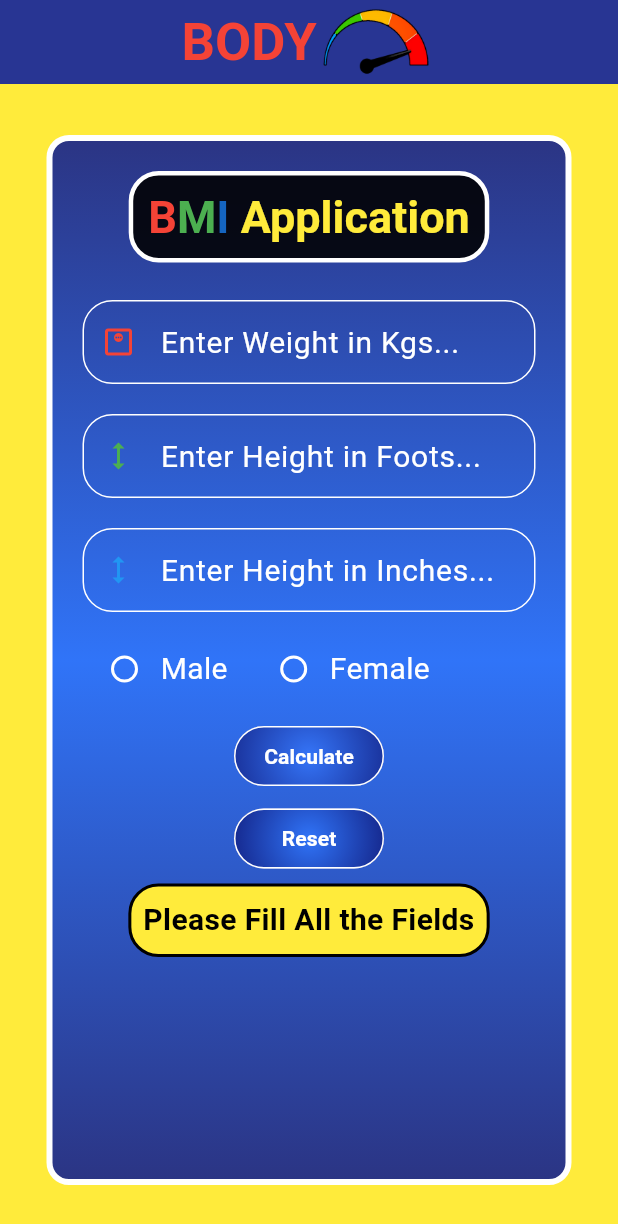
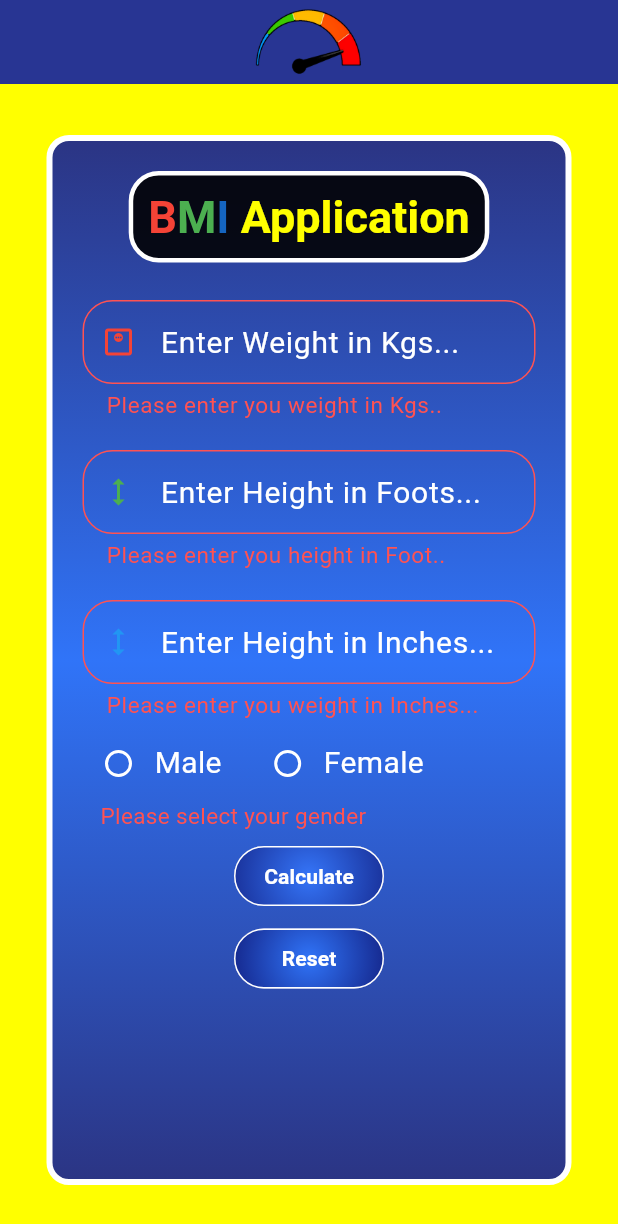
Before and after one commit to Raja-Soni/Body_Mass_Index_Flutter_Application, a Flutter app: the screen it shows after launch, after a tap on "Calculate", on a phone screen of 412 x 824 dp. Shown: the top 1224 px of the screen. Run offline on Flutter 3.47's test engine with Material 3 defaults, Android fonts, the phone set to English and light mode, and no system bars; drawn by our look-alikes of animated_text_kit; our stand-ins replace page_transition; Roboto replaces fonts that are missing (titleFontType).

Commit message:
removed TextFields and used Form with CustomTextFormField created custom form text field, removed redundant code, Added Animation functionality of Logo on tap and stop immediately when click on reset button. minor UI changes

```diff
--- a/lib/custom_widgets/custom_input_text_field.dart
+++ b/lib/custom_widgets/custom_input_text_field.dart
@@ -1,58 +1,62 @@
 import 'package:flutter/material.dart';
 
-class CustomTextField extends StatelessWidget {
+class CustomFormTextField extends StatelessWidget {
   final Color textColor;
   final String hintText;
   final Color hintTextColor;
   final double hintTextSize;
-  final TextEditingController control;
   final TextInputType inputType;
   final Color cursorColor;
   final double borderRadius;
   final double borderWidth;
-  final Color borderColor;
   final Color enabledBorderColor;
   final Color focusedBorderColor;
+  final Color focusedErrorBorderColor;
+  final Color errorBorderColor;
+  final double errorTextSize;
+  final Color errorTextColor;
   final double focusedBorderWidth;
   final Icon icon;
   final Color iconColor;
+  final FormFieldValidator<String>? validate;
+  final FormFieldValidator<String>? savedValue;
 
-
-  const CustomTextField(
-  {super.key,
-    required this.control,
+  const CustomFormTextField({
+    super.key,
     required this.hintText,
     this.textColor = Colors.white,
     this.hintTextColor = Colors.white,
     this.hintTextSize = 20,
     this.inputType = TextInputType.number,
     this.cursorColor = Colors.white,
-    this.borderColor = Colors.white,
     this.borderRadius = 20,
     this.borderWidth = 1,
     this.enabledBorderColor = Colors.white,
     this.focusedBorderColor = Colors.green,
+    this.focusedErrorBorderColor = Colors.redAccent,
+    this.errorBorderColor = Colors.redAccent,
+    this.errorTextSize = 15,
+    this.errorTextColor = Colors.redAccent,
     this.focusedBorderWidth = 2,
     required this.icon,
     this.iconColor = Colors.white,
+    required this.validate,
+    required this.savedValue,
   });
-
 
   @override
   Widget build(BuildContext context) {
-    return TextField(
+    return TextFormField(
+      validator: validate,
+      onSaved: savedValue,
       style: TextStyle(color: textColor),
-        controller: control,
-        keyboardType:inputType, cursorColor: cursorColor,
+      keyboardType: inputType,
+      cursorColor: cursorColor,
       decoration: InputDecoration(
         prefixIcon: icon,
         prefixIconColor: iconColor,
         labelText: hintText,
-          labelStyle: TextStyle(
-              color: hintTextColor,
-              fontSize: hintTextSize,
-            )
-          ,
+        labelStyle: TextStyle(color: hintTextColor, fontSize: hintTextSize),
         focusedBorder: OutlineInputBorder(
           borderSide: BorderSide(
             width: focusedBorderWidth,
@@ -61,13 +65,22 @@
           borderRadius: BorderRadius.circular(borderRadius),
         ),
         enabledBorder: OutlineInputBorder(
+          borderSide: BorderSide(width: borderWidth, color: enabledBorderColor),
+          borderRadius: BorderRadius.circular(borderRadius),
+        ),
+        errorBorder: OutlineInputBorder(
+          borderRadius: BorderRadius.circular(borderRadius),
+          borderSide: BorderSide(width: borderWidth, color: errorBorderColor),
+        ),
+        focusedErrorBorder: OutlineInputBorder(
           borderSide: BorderSide(
-              width: borderWidth,
-              color: enabledBorderColor,
+            width: focusedBorderWidth,
+            color: focusedErrorBorderColor,
           ),
           borderRadius: BorderRadius.circular(borderRadius),
         ),
-        )
+        errorStyle: TextStyle(fontSize: errorTextSize, color: errorTextColor),
+      ),
     );
   }
 }
--- a/lib/main.dart
+++ b/lib/main.dart
@@ -1,7 +1,8 @@
 import 'package:animated_text_kit/animated_text_kit.dart';
-import 'package:bmiapp/custom_widgets/custom_input_text_field.dart';
 import 'package:bmiapp/splash_screen.dart';
 import 'package:flutter/material.dart';
+
+import 'custom_widgets/custom_input_text_field.dart';
 
 void main() {
   runApp(const MyApp());
@@ -9,16 +10,13 @@
 
 class MyApp extends StatelessWidget {
   const MyApp({super.key});
-  // This widget is the root of your application.
   @override
   Widget build(BuildContext context) {
     return MaterialApp(
       title: 'BMI Application',
       debugShowCheckedModeBanner: false,
       theme: ThemeData(primarySwatch: Colors.blue),
-      home:
-          // MyHomePage(),
-          SplashScreen(),
+      home: SplashScreen(),
     );
   }
 }
@@ -30,9 +28,6 @@
 }
 
 class MyHomePageState extends State<MyHomePage> {
-  var footHeightCont = TextEditingController();
-  var inchHeightCont = TextEditingController();
-  var weightCont = TextEditingController();
   var bmiResult = '';
   Color bgColor = Colors.indigo.shade500;
   Color chngColor = Colors.white;
@@ -53,6 +48,11 @@
   var gender = ['male', 'female'];
 
   bool showTitileAnimation = false;
+
+  int givenWeight = 0;
+  int givenFoots = 0;
+  int givenInches = 0;
+  final formKey = GlobalKey<FormState>();
   @override
   void initState() {
     super.initState();
@@ -62,15 +62,30 @@
     });
   }
 
-  @override
-  void dispose() {
-    weightCont.dispose();
-    footHeightCont.dispose();
-    inchHeightCont.dispose();
-    super.dispose();
+  bool showLogo = false;
+  void validationAnimation() {
+    bgColor = Colors.yellowAccent;
+    chngColor = Colors.black;
+    imageIndex = 0;
+    cautionBGColor = Colors.yellowAccent;
+    bmiResult = "";
+    imageIndex = 0;
+    setState(() {});
   }
 
-  bool showLogo = false;
+  void resetApp() {
+    setState(() {
+      bmiResult = "";
+      imageIndex = 0;
+      bgColor = Colors.indigo.shade500;
+      chngColor = Colors.white;
+      cautionBGColor = bgColor;
+      formKey.currentState!.reset();
+      selectedGenderValue = "";
+      showLogo = true;
+      showTitileAnimation = false;
+    });
+  }
 
   @override
   Widget build(BuildContext context) {
@@ -119,15 +134,24 @@
                   totalRepeatCount: 1,
                   onFinished: () {
                     showLogo = true;
+                    showTitileAnimation = false;
                     setState(() {});
                   },
                 ),
               if (showLogo == true)
-                Image.asset(
+                InkWell(
+                  splashColor: Colors.grey.shade800,
+                  onTap: () {
+                    showLogo = false;
+                    showTitileAnimation = true;
+                    setState(() {});
+                  },
+                  child: Image.asset(
                     "assets/images/bmi_logo.png",
                     height: 50,
                     width: 80,
                     fit: BoxFit.fill,
+                  ),
                 ),
             ],
           ),
@@ -198,33 +222,114 @@
                         ),
                       ),
                       SizedBox(height: 25),
-                      CustomTextField(
-                        control: weightCont,
+                      Form(
+                        key: formKey,
+                        child: Column(
+                          children: [
+                            CustomFormTextField(
+                              validate: (value) {
+                                if (value!.isEmpty) {
+                                  validationAnimation();
+                                  return "Please enter you weight in Kgs..";
+                                } else if (RegExp(
+                                  r'[a-zA-Z]',
+                                ).hasMatch(value)) {
+                                  validationAnimation();
+                                  return "Only numbers are allowed.";
+                                }
+                                int val = int.parse(value.toString().trim());
+                                if (val <= 2) {
+                                  validationAnimation();
+                                  return "Weight should be more than 2 kg";
+                                } else {
+                                  return null;
+                                }
+                              },
+                              savedValue: (value) {
+                                givenWeight = int.parse(value!.trim());
+                                return null;
+                              },
                               hintText: "Enter Weight in Kgs...",
                               icon: Icon(Icons.monitor_weight_outlined),
                               iconColor: Colors.red,
                             ),
                             SizedBox(height: 20),
-                      CustomTextField(
-                        control: footHeightCont,
+                            CustomFormTextField(
+                              validate: (value) {
+                                if (value!.isEmpty) {
+                                  validationAnimation();
+                                  return "Please enter you height in Foot..";
+                                } else if (RegExp(
+                                  r'[a-zA-Z]',
+                                ).hasMatch(value)) {
+                                  validationAnimation();
+                                  return "Only numbers are allowed.";
+                                }
+                                int val = int.parse(value.trim());
+                                if (val <= 2) {
+                                  validationAnimation();
+                                  return "Height should be more than 2 foot";
+                                } else {
+                                  return null;
+                                }
+                              },
+                              savedValue: (value) {
+                                givenFoots = int.parse(value!.trim());
+                                return null;
+                              },
                               hintText: "Enter Height in Foots...",
                               icon: Icon(Icons.height),
                               iconColor: Colors.green,
                             ),
                             SizedBox(height: 20),
-                      CustomTextField(
-                        control: inchHeightCont,
+                            CustomFormTextField(
+                              validate: (value) {
+                                if (value!.isEmpty) {
+                                  validationAnimation();
+                                  return "Please enter you weight in Inches...";
+                                } else if (RegExp(
+                                  r'[a-zA-Z]',
+                                ).hasMatch(value)) {
+                                  validationAnimation();
+                                  return "Only numbers are allowed.";
+                                }
+                                int val = int.parse(value.trim());
+                                if (val < 0) {
+                                  return "Only positive numbers are allowed.";
+                                } else {
+                                  return null;
+                                }
+                              },
+                              savedValue: (value) {
+                                givenInches = int.parse(value!.trim());
+                                return null;
+                              },
                               hintText: "Enter Height in Inches...",
                               icon: Icon(Icons.height),
                               iconColor: Colors.blue,
                             ),
-                      SizedBox(height: 10),
-                      Padding(
-                        padding: EdgeInsets.all(4),
-                        child: Row(
+                            SizedBox(height: 5),
+                            FormField(
+                              initialValue: selectedGenderValue,
+                              validator: (value) {
+                                if (selectedGenderValue.isEmpty) {
+                                  validationAnimation();
+                                  return "Please select your gender";
+                                } else {
+                                  return null;
+                                }
+                              },
+                              builder: (field) {
+                                return Column(
+                                  crossAxisAlignment: CrossAxisAlignment.start,
+                                  mainAxisSize: MainAxisSize.min,
+                                  children: [
+                                    Row(
                                       children: [
                                         Radio(
-                              fillColor: WidgetStatePropertyAll(Colors.white),
+                                          fillColor: WidgetStatePropertyAll(
+                                            Colors.white,
+                                          ),
                                           overlayColor: WidgetStatePropertyAll(
                                             Colors.green,
                                           ),
@@ -233,7 +338,8 @@
                                           onChanged: (value) {
                                             setState(() {
                                               // gender[0].toString(); value will be assigned to genderGroupValue which was initially empty string
-                                  selectedGenderValue = value.toString();
+                                              selectedGenderValue = value
+                                                  .toString();
                                             });
                                           },
                                         ),
@@ -246,7 +352,9 @@
                                         ),
                                         SizedBox(width: 20),
                                         Radio(
-                              fillColor: WidgetStatePropertyAll(Colors.white),
+                                          fillColor: WidgetStatePropertyAll(
+                                            Colors.white,
+                                          ),
                                           overlayColor: WidgetStatePropertyAll(
                                             Colors.green,
                                           ),
@@ -255,7 +363,8 @@
                                           onChanged: (value) {
                                             setState(() {
                                               // gender[1].toString(); value will be assigned to genderGroupValue which was initially empty string
-                                  selectedGenderValue = value.toString();
+                                              selectedGenderValue = value
+                                                  .toString();
                                             });
                                           },
                                         ),
@@ -268,6 +377,23 @@
                                         ),
                                       ],
                                     ),
+                                    if (field.hasError)
+                                      Padding(
+                                        padding: const EdgeInsets.only(
+                                          left: 12.0,
+                                        ),
+                                        child: Text(
+                                          textAlign: TextAlign.center,
+                                          field.errorText ?? '',
+                                          style: TextStyle(
+                                            fontSize: 15,
+                                            color: Colors.redAccent,
+                                          ),
+                                        ),
+                                      ),
+                                  ],
+                                );
+                              },
                             ),
                             SizedBox(height: 10),
                             SizedBox(
@@ -276,13 +402,19 @@
                               child: Material(
                                 shape: RoundedRectangleBorder(
                                   borderRadius: BorderRadius.circular(20),
-                            side: BorderSide(color: Colors.white, width: 1),
+                                  side: BorderSide(
+                                    color: Colors.white,
+                                    width: 1,
+                                  ),
                                 ),
                                 child: Ink(
                                   decoration: BoxDecoration(
                                     borderRadius: BorderRadius.circular(20),
                                     gradient: RadialGradient(
-                                colors: [Color(0xff3575f8), Color(0xff15278c)],
+                                      colors: [
+                                        Color(0xff3575f8),
+                                        Color(0xff15278c),
+                                      ],
                                       center: Alignment.center,
                                       radius: 1.5,
                                     ),
@@ -298,53 +430,20 @@
                                     elevation: 0,
                                     splashColor: Colors.green,
                                     onPressed: () {
-                                var givenWeight = weightCont.text
-                                    .toString()
-                                    .trim();
-                                var givenFoots = footHeightCont.text
-                                    .toString()
-                                    .trim();
-                                var givenInches = inchHeightCont.text
-                                    .toString()
-                                    .trim();
-                                var givenGender = selectedGenderValue
-                                    .toString()
-                                    .trim();
+                                      bool validated = formKey.currentState!
+                                          .validate();
 
-                                if (givenWeight.isNotEmpty &&
-                                    givenFoots.isNotEmpty &&
-                                    givenInches.isNotEmpty) {
-                                  try {
-                                    var weight = int.parse(givenWeight);
-                                    var foots = int.parse(givenFoots);
-                                    var inches = int.parse(givenInches);
-
-                                    if (weight <= 2 ||
-                                        foots <= 2 ||
-                                        inches < 0) {
-                                      setState(() {
-                                        bmiResult =
-                                            "Enter Correct Values: \nWeight > 2 \nFoot > 2  \nInches >= 0";
-                                        bgColor = Colors.yellow;
-                                        chngColor = Colors.black;
-                                        imageIndex = 0;
-                                        cautionBGColor = Colors.yellow;
-                                      });
-                                    } else if (givenGender.isEmpty) {
-                                      setState(() {
-                                        bmiResult =
-                                            "Please Select Your Gender!!!";
-                                        bgColor = Colors.yellow;
-                                        chngColor = Colors.black;
-                                        imageIndex = 0;
-                                        cautionBGColor = Colors.yellow;
-                                      });
-                                    } else {
+                                      if (validated) {
+                                        formKey.currentState!.save();
+                                        var weight = givenWeight;
+                                        var foots = givenFoots;
+                                        var inches = givenInches;
                                         var totalInches = (foots * 12) + inches;
                                         var totalCM = totalInches * 2.54;
                                         var totalMeters = totalCM / 100;
                                         var bmi =
-                                          weight / (totalMeters * totalMeters);
+                                            weight /
+                                            (totalMeters * totalMeters);
                                         setState(() {
                                           if (bmi <= 18.5) {
                                             bgColor = Colors.red;
@@ -392,30 +491,15 @@
                                                 "Your BMI is: ${bmi.toStringAsFixed(2)}  \nYou are Healthy...";
                                           }
                                         });
-                                    }
-                                  } catch (e) {
-                                    setState(() {
-                                      bmiResult =
-                                          "Please Fill Number Only in all the Fields";
-                                      bgColor = Colors.yellow;
-                                      chngColor = Colors.black;
-                                      cautionBGColor = Colors.yellow;
-                                      imageIndex = 0;
-                                    });
-                                  }
                                       } else {
-                                  setState(() {
-                                    bmiResult = "Please Fill All the Fields";
-                                    chngColor = Colors.black;
-                                    cautionBGColor = Colors.yellow;
-                                    bgColor = cautionBGColor;
-                                    imageIndex = 0;
-                                  });
+                                        return;
                                       }
                                     },
                                     child: Text(
                                       "Calculate",
-                                style: TextStyle(fontWeight: FontWeight.bold),
+                                      style: TextStyle(
+                                        fontWeight: FontWeight.bold,
+                                      ),
                                     ),
                                   ),
                                 ),
@@ -428,13 +512,19 @@
                               child: Material(
                                 shape: RoundedRectangleBorder(
                                   borderRadius: BorderRadius.circular(20),
-                            side: BorderSide(color: Colors.white, width: 1),
+                                  side: BorderSide(
+                                    color: Colors.white,
+                                    width: 1,
+                                  ),
                                 ),
                                 child: Ink(
                                   decoration: BoxDecoration(
                                     borderRadius: BorderRadius.circular(20),
                                     gradient: RadialGradient(
-                                colors: [Color(0xff3074f8), Color(0xff15278c)],
+                                      colors: [
+                                        Color(0xff3074f8),
+                                        Color(0xff15278c),
+                                      ],
                                       center: Alignment.center,
                                       radius: 1.3,
                                     ),
@@ -450,21 +540,13 @@
                                       borderRadius: BorderRadius.circular(20),
                                     ),
                                     onPressed: () {
-                                setState(() {
-                                  weightCont.clear();
-                                  footHeightCont.clear();
-                                  inchHeightCont.clear();
-                                  bmiResult = "";
-                                  imageIndex = 0;
-                                  bgColor = Colors.indigo.shade500;
-                                  chngColor = Colors.white;
-                                  cautionBGColor = bgColor;
-                                  selectedGenderValue = "";
-                                });
+                                      resetApp();
                                     },
                                     child: Text(
                                       "Reset",
-                                style: TextStyle(fontWeight: FontWeight.bold),
+                                      style: TextStyle(
+                                        fontWeight: FontWeight.bold,
+                                      ),
                                     ),
                                   ),
                                 ),
@@ -478,7 +560,10 @@
                                       borderRadius: BorderRadius.all(
                                         Radius.circular(20),
                                       ),
-                                border: Border.all(width: 2, color: chngColor),
+                                      border: Border.all(
+                                        width: 2,
+                                        color: chngColor,
+                                      ),
                                     )
                                   : null,
                               child: Padding(
@@ -505,6 +590,9 @@
                           ],
                         ),
                       ),
+                    ],
+                  ),
+                ),
               ),
             ),
           ),
```
Lines whose indentation alone changed are shown as unchanged.
